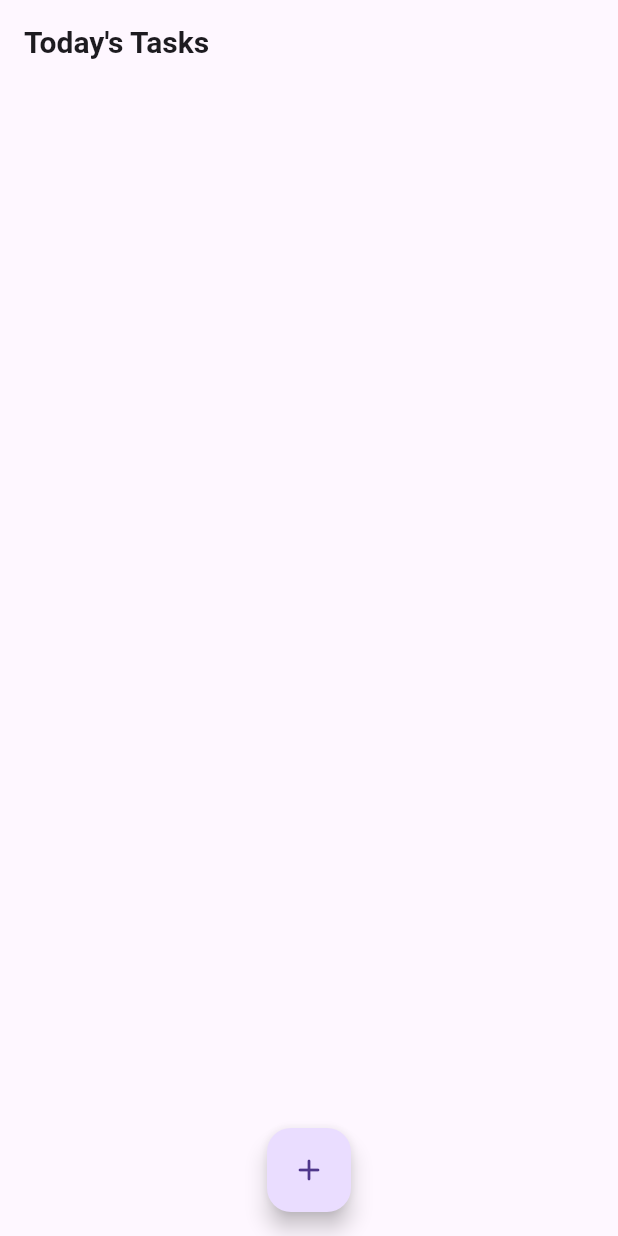
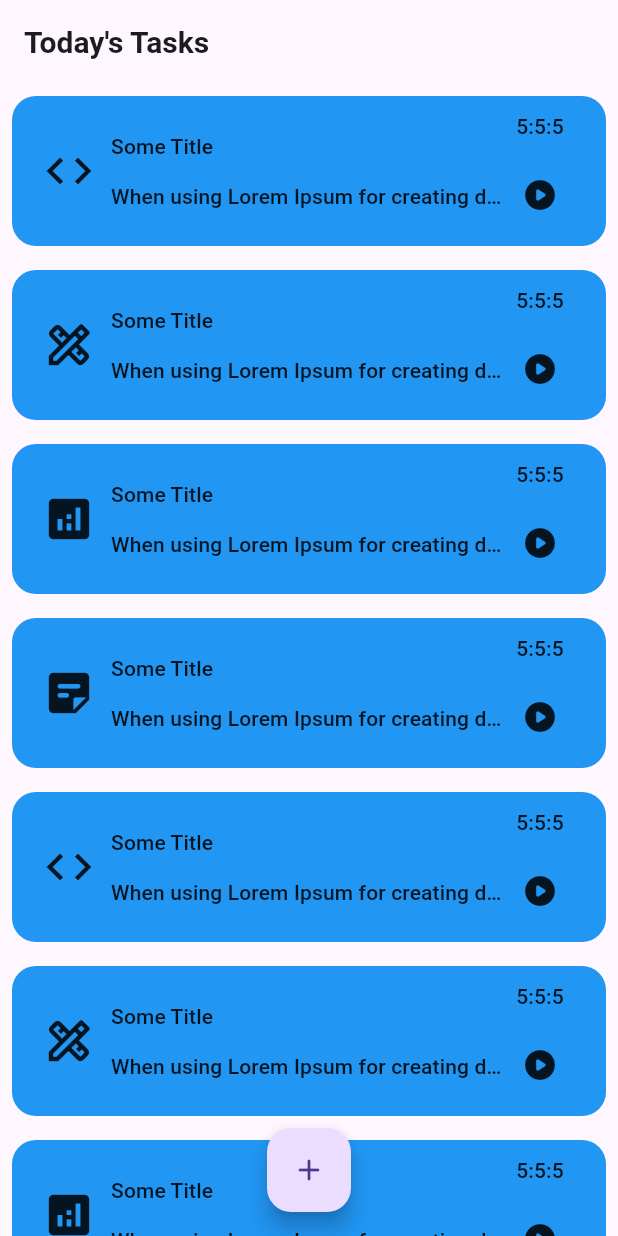
Before and after one commit to we-mohd-i001/test_task_app, a Flutter app: the screen it shows after launch, on a phone screen of 412 x 824 dp. Run offline on Flutter 3.47's test engine with Material 3 defaults, Android fonts, the light colour scheme and no system bars; our stand-ins replace get.

Commit message:
Added : some dummy data

```diff
--- a/lib/controllers/task/task_controller.dart
+++ b/lib/controllers/task/task_controller.dart
@@ -7,7 +7,40 @@ import '../../models/task/task.dart';
 import 'task_list_controller.dart';
 
 class TaskController extends GetxController {
-  RxList<Task> taskList = <Task>[].obs;
+  RxList<Task> taskList = <Task>[
+    task1,
+    task2,
+    task3,
+    task4,
+    task1,
+    task2,
+    task3,
+    task4,
+    task1,
+    task2,
+    task3,
+    task4,
+    task1,
+    task2,
+    task3,
+    task4,
+    task1,
+    task2,
+    task3,
+    task4,
+    task1,
+    task2,
+    task3,
+    task4,
+    task1,
+    task2,
+    task3,
+    task4,
+    task1,
+    task2,
+    task3,
+    task4,
+  ].obs;
   RxInt selectedHours = 0.obs;
   RxInt selectedMinutes = 0.obs;
   RxString selectedTaskType = 'Other'.obs;
--- a/lib/controllers/task/task_list_controller.dart
+++ b/lib/controllers/task/task_list_controller.dart
@@ -1,7 +1,40 @@
 import 'package:get/get.dart';
 
 class TaskListController extends GetxController {
-  List<int> taskIds = [];
+  List<int> taskIds = [
+    0,
+    1,
+    2,
+    3,
+    4,
+    5,
+    6,
+    7,
+    8,
+    9,
+    10,
+    11,
+    12,
+    13,
+    14,
+    15,
+    16,
+    17,
+    18,
+    19,
+    20,
+    21,
+    22,
+    23,
+    24,
+    25,
+    26,
+    27,
+    27,
+    29,
+    30,
+    31
+  ];
   void addTaskId(int id) {
     taskIds.add(id);
     update();
--- a/lib/models/task/task.dart
+++ b/lib/models/task/task.dart
@@ -41,3 +41,52 @@ class Task {
     );
   }
 }
+
+Task task1 = Task(
+    id: '',
+    hours: 5,
+    minutes: 5,
+    seconds: 5,
+    title: 'Some Title',
+    type: TaskType.codeRelated,
+    description:
+        'When using Lorem Ipsum for creating dummy content for your newly created website, you can select the text formats you want from the tool. Like, words, sentences, or paragraphs.'
+        'Then, you can select whether you want HTML markup in your dummy content or not'
+        'Then, you can choose the number of words and paragraphs for your dummy content and execute the plan accordingly.'
+        'You can use this tool at incrementors.com for free.');
+Task task2 = Task(
+    id: '',
+    hours: 5,
+    minutes: 5,
+    seconds: 5,
+    title: 'Some Title',
+    type: TaskType.uiRelated,
+    description:
+        'When using Lorem Ipsum for creating dummy content for your newly created website, you can select the text formats you want from the tool. Like, words, sentences, or paragraphs.'
+        'Then, you can select whether you want HTML markup in your dummy content or not'
+        'Then, you can choose the number of words and paragraphs for your dummy content and execute the plan accordingly.'
+        'You can use this tool at incrementors.com for free.');
+Task task3 = Task(
+    id: '',
+    hours: 5,
+    minutes: 5,
+    seconds: 5,
+    title: 'Some Title',
+    type: TaskType.analysis,
+    description:
+        'When using Lorem Ipsum for creating dummy content for your newly created website, you can select the text formats you want from the tool. Like, words, sentences, or paragraphs.'
+        'Then, you can select whether you want HTML markup in your dummy content or not'
+        'Then, you can choose the number of words and paragraphs for your dummy content and execute the plan accordingly.'
+        'You can use this tool at incrementors.com for free.');
+Task task4 = Task(
+    id: '',
+    hours: 5,
+    minutes: 5,
+    seconds: 5,
+    title: 'Some Title',
+    type: TaskType.other,
+    description:
+        'When using Lorem Ipsum for creating dummy content for your newly created website, you can select the text formats you want from the tool. Like, words, sentences, or paragraphs.'
+        'Then, you can select whether you want HTML markup in your dummy content or not'
+        'Then, you can choose the number of words and paragraphs for your dummy content and execute the plan accordingly.'
+        'You can use this tool at incrementors.com for free.');
--- a/lib/views/home/home_view.dart
+++ b/lib/views/home/home_view.dart
@@ -1,6 +1,9 @@
 import 'package:flutter/material.dart';
+import 'package:get/get.dart';
 
 import '../../constants/constants.dart';
+import '../../controllers/task/task_controller.dart';
+import '../../controllers/task/task_list_controller.dart';
 import '../common_widgets/create_app_bar_widget.dart';
 import '../task/task_create_view.dart';
 import 'widgets/task_list_view.dart';
@@ -10,6 +13,8 @@ class HomeView extends StatelessWidget {
 
   @override
   Widget build(BuildContext context) {
+    TaskListController taskListController = Get.put(TaskListController());
+    TaskController taskController = Get.put(TaskController());
     return Scaffold(
       floatingActionButtonLocation: FloatingActionButtonLocation.centerFloat,
       floatingActionButton: FloatingActionButton(
```
